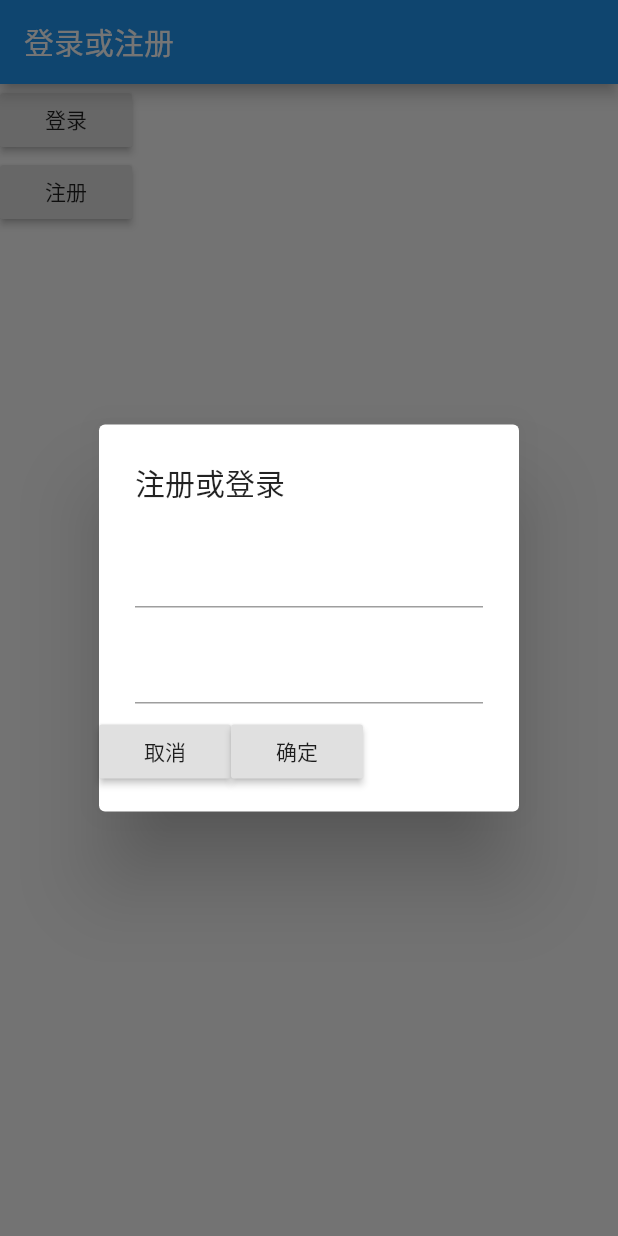
After one commit to pengjiaa/tiktok, a Flutter app: the screen it shows after launch, after a tap on "登录", on a phone screen of 412 x 824 dp. The commit adds this screen. Run offline on Flutter 3.47's test engine with Material 2 defaults, Android fonts, the phone set to English and light mode, and no system bars.

```diff
--- /dev/null
+++ b/lib/LogInPage2.dart
@@ -0,0 +1,104 @@
+import 'package:flutter/material.dart';
+import 'package:flutter/animation.dart';
+import 'package:tiktok/test.dart';
+import 'package:tiktok/Index.dart';
+
+class LogInPage extends StatefulWidget {
+  @override
+  _LogInPageState createState() => _LogInPageState();
+}
+
+class _LogInPageState extends State<LogInPage>
+    with SingleTickerProviderStateMixin {
+  bool _isShow = false;
+  Animation _animation;
+  AnimationController _animationController;
+  bool _autofocusee = false;
+  FocusNode _contentFocusNode = FocusNode();
+  @override
+  void initState() {
+    // TODO: implement initState
+    super.initState();
+    _autofocusee = false;
+    _animationController =
+        AnimationController(duration: Duration(milliseconds: 200), vsync: this);
+    _animation = Tween(begin: -300.0, end: 100.0).animate(_animationController);
+    _animation.addListener(() {
+      setState(() {});
+    });
+    // _animationController.forward();
+  }
+
+  @override
+  Widget build(BuildContext context) {
+    return MaterialApp(
+        home: Scaffold(
+            appBar: AppBar(
+              title: Text("登录或注册"),
+            ),
+            body: Column(
+              children: <Widget>[
+                RaisedButton(
+                  child: Text("登录"),
+                  onPressed: () {
+                    _showpop(context);
+                  },
+                ),
+                RaisedButton(
+                  child: Text("注册"),
+                  onPressed: () {
+                    _showpop(context);
+                  },
+                ),
+              ],
+            )));
+  }
+
+  _showpop(context) {
+    showDialog<Null>(
+      context: context,
+      builder: (BuildContext context) {
+        return new SimpleDialog(
+          title: new Text('注册或登录'),
+          children: <Widget>[
+            new SimpleDialogOption(
+              child: new TextField(),
+              onPressed: () {
+                Navigator.of(context).pop();
+              },
+            ),
+            new SimpleDialogOption(
+              child: new TextField(),
+              onPressed: () {
+                Navigator.of(context).pop();
+              },
+            ),
+            Row(
+              children: <Widget>[
+                RaisedButton(
+                  onPressed: () {
+                    Navigator.of(context).pop();
+                  },
+                  child: Text("取消"),
+                ),
+                RaisedButton(
+                  onPressed: () {
+                    Navigator.of(context).pop();
+                    Navigator.of(context).push(
+                      MaterialPageRoute(builder: (context) {
+                        return new Index();
+                      }),
+                    );
+                  },
+                  child: Text("确定"),
+                ),
+              ],
+            )
+          ],
+        );
+      },
+    ).then((val) {
+      print(val);
+    });
+  }
+}
```
Also changed, not shown: lib/Index.dart (added, +48 -0 lines), lib/LogInPage.dart (added, +159 -0 lines), lib/main.dart (+5 -79 lines), lib/test.dart (added, +39 -0 lines), 1 other file.
